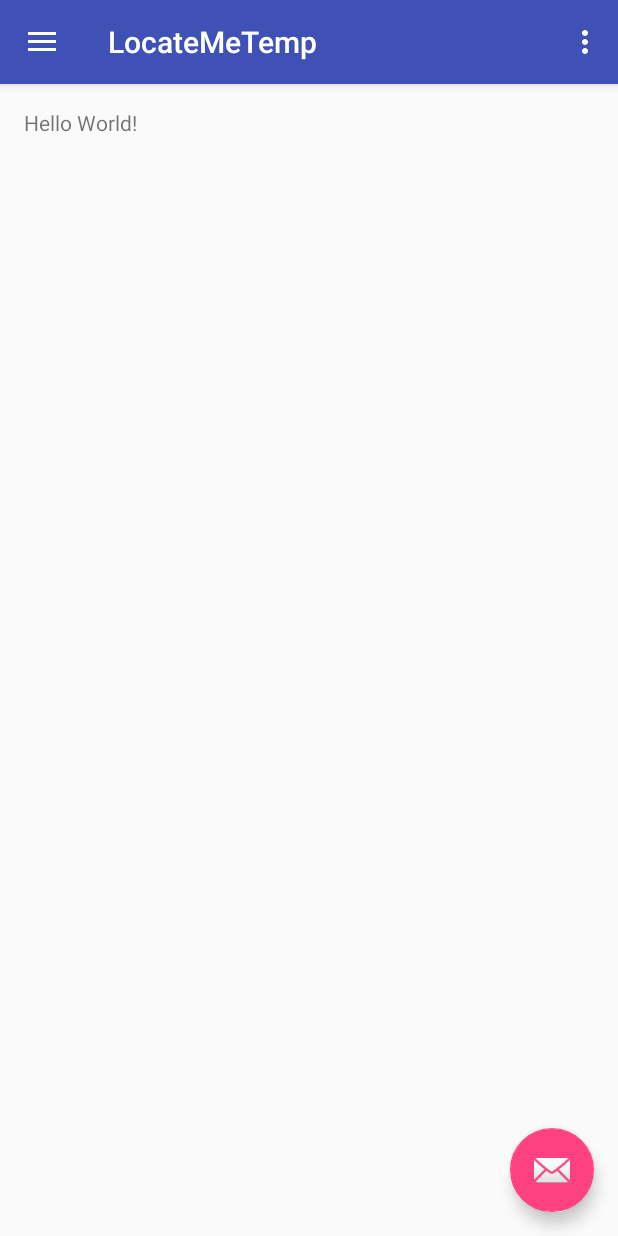
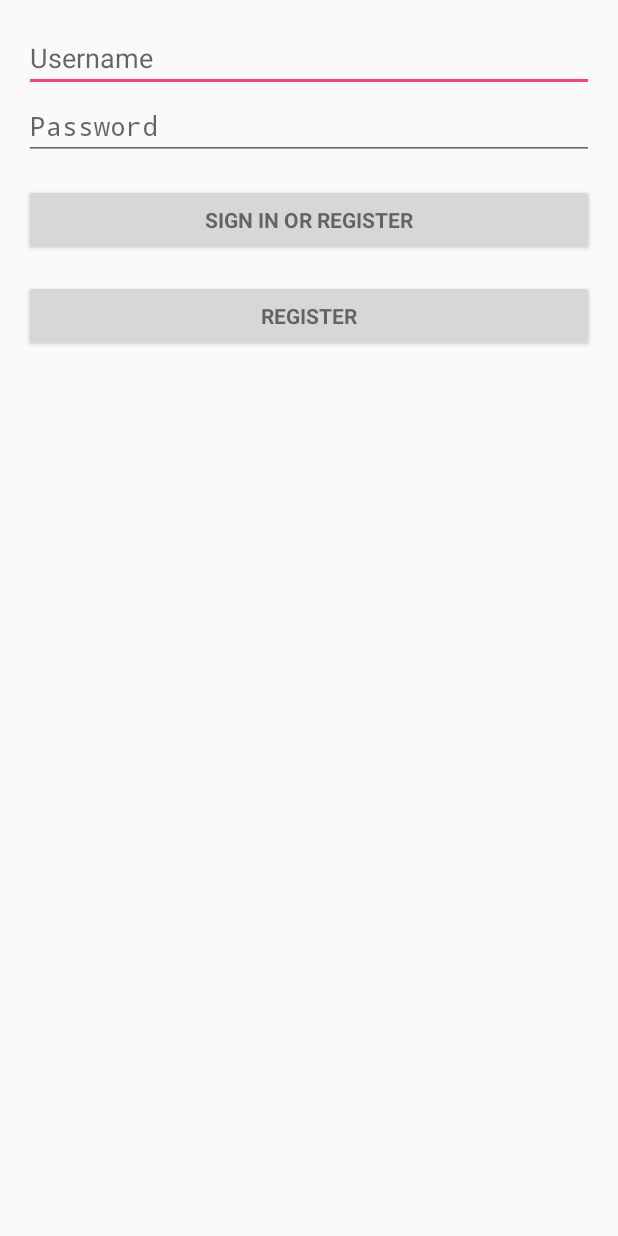
Before and after one commit to NikashS/LocateMeTemp, an Android app: the screen it shows after launch (MainActivity before the commit, LoginActivity after it), on a phone screen of 412 x 824 dp. Run offline under Robolectric (Android 15) with nearby library versions, the phone set to English and light mode, and no system bars; libraries missing offline, so code that uses them is left out: com.parse; 5 statements that could not run were skipped.

```diff
--- /dev/null
+++ b/app/src/main/java/silentassassins/locatemetemp/LoginActivity.java
@@ -0,0 +1,239 @@
+package silentassassins.locatemetemp;
+
+import android.animation.Animator;
+import android.animation.AnimatorListenerAdapter;
+import android.annotation.TargetApi;
+import android.app.Activity;
+import android.app.LoaderManager.LoaderCallbacks;
+import android.content.CursorLoader;
+import android.content.Intent;
+import android.content.Loader;
+import android.database.Cursor;
+import android.net.Uri;
+import android.os.Build;
+import android.os.Bundle;
+import android.provider.ContactsContract;
+import android.view.View;
+import android.view.View.OnClickListener;
+import android.widget.ArrayAdapter;
+import android.widget.AutoCompleteTextView;
+import android.widget.Button;
+import android.widget.EditText;
+import android.widget.Toast;
+
+import com.parse.LogInCallback;
+import com.parse.Parse;
+import com.parse.ParseException;
+import com.parse.ParseUser;
+import com.parse.SignUpCallback;
+
+import java.util.ArrayList;
+import java.util.List;
+
+/**
+ * A login screen that offers login via email/password.
+ */
+public class LoginActivity extends Activity implements LoaderCallbacks<Cursor> {
+
+    /**
+     * A dummy authentication store containing known user names and passwords.
+     * TODO: remove after connecting to a real authentication system.
+     */
+
+    /**
+     * Keep track of the login task to ensure we can cancel it if requested.
+     */
+    // UI references.
+    private AutoCompleteTextView mEmailView;
+    private EditText mPasswordView;
+    private View mProgressView;
+    private View mLoginFormView;
+
+    @Override
+    protected void onCreate(Bundle savedInstanceState) {
+        super.onCreate(savedInstanceState);
+        //If logged in goto Home with list of Classes
+        Parse.enableLocalDatastore(this);
+        Parse.initialize(this);
+        if(ParseUser.getCurrentUser()!=null) {
+            Intent d= new Intent(LoginActivity.this,MainActivity.class);
+            startActivity(d);
+        }
+        setContentView(R.layout.activity_login);
+
+        // Set up the login form.
+        mEmailView = (AutoCompleteTextView) findViewById(R.id.email);
+        populateAutoComplete();
+
+        mPasswordView = (EditText) findViewById(R.id.password);
+
+        Button mEmailSignInButton = (Button) findViewById(R.id.email_sign_in_button);
+        mEmailSignInButton.setOnClickListener(new OnClickListener() {
+            @Override
+            public void onClick(View view) {
+
+                ParseUser.logInInBackground(mEmailView.getText().toString(), mPasswordView.getText().toString(), new LogInCallback() {
+                    public void done(ParseUser user, ParseException e) {
+                        if (user != null) {
+
+                        }
+                    }
+                });
+                if(ParseUser.getCurrentUser()!=null){
+                    Intent d= new Intent(LoginActivity.this,MainActivity.class);
+                    startActivity(d);
+                }
+                else {
+                    Toast.makeText(getApplicationContext(), "Invalid", Toast.LENGTH_SHORT).show();
+                }
+
+            }
+        });
+        Button mRegister = (Button) findViewById(R.id.register);
+        mRegister.setOnClickListener(new OnClickListener() {
+            @Override
+            public void onClick(View v) {
+                if(mEmailView.getText().length()>0&&mPasswordView.getText().length()>0) {
+                    ParseUser user = new ParseUser();
+                    user.setUsername(mEmailView.getText().toString());
+                    user.setPassword(mPasswordView.getText().toString());
+                    user.put("Location","");
+                    user.put("track","");
+                    user.put("Friends","");
+                    user.signUpInBackground(new SignUpCallback() {
+                        public void done(ParseException e) {
+                            if (e == null) {
+
+                            } else {
+                                // Sign up didn't succeed. Look at the ParseException
+                                // to figure out what went wrong
+                            }
+                        }
+                    });
+
+                    Intent d = new Intent(LoginActivity.this, MainActivity.class);
+                    startActivity(d);
+                }
+            }
+        });
+
+    }
+
+    private void populateAutoComplete() {
+        getLoaderManager().initLoader(0, null, this);
+    }
+
+
+    /**
+     * Attempts to sign in or register the account specified by the login form.
+     * If there are form errors (invalid email, missing fields, etc.), the
+     * errors are presented and no actual login attempt is made.
+     */
+
+
+    private boolean isEmailValid(String email) {
+        //TODO: Replace this with your own logic
+        return email.contains("@");
+    }
+
+    private boolean isPasswordValid(String password) {
+        //TODO: Replace this with your own logic
+        return password.length() > 4;
+    }
+
+    /**
+     * Shows the progress UI and hides the login form.
+     */
+    @TargetApi(Build.VERSION_CODES.HONEYCOMB_MR2)
+    public void showProgress(final boolean show) {
+        // On Honeycomb MR2 we have the ViewPropertyAnimator APIs, which allow
+        // for very easy animations. If available, use these APIs to fade-in
+        // the progress spinner.
+        if (Build.VERSION.SDK_INT >= Build.VERSION_CODES.HONEYCOMB_MR2) {
+            int shortAnimTime = getResources().getInteger(android.R.integer.config_shortAnimTime);
+
+            mLoginFormView.setVisibility(show ? View.GONE : View.VISIBLE);
+            mLoginFormView.animate().setDuration(shortAnimTime).alpha(
+                    show ? 0 : 1).setListener(new AnimatorListenerAdapter() {
+                @Override
+                public void onAnimationEnd(Animator animation) {
+                    mLoginFormView.setVisibility(show ? View.GONE : View.VISIBLE);
+                }
+            });
+
+            mProgressView.setVisibility(show ? View.VISIBLE : View.GONE);
+            mProgressView.animate().setDuration(shortAnimTime).alpha(
+                    show ? 1 : 0).setListener(new AnimatorListenerAdapter() {
+                @Override
+                public void onAnimationEnd(Animator animation) {
+                    mProgressView.setVisibility(show ? View.VISIBLE : View.GONE);
+                }
+            });
+        } else {
+            // The ViewPropertyAnimator APIs are not available, so simply show
+            // and hide the relevant UI components.
+            mProgressView.setVisibility(show ? View.VISIBLE : View.GONE);
+            mLoginFormView.setVisibility(show ? View.GONE : View.VISIBLE);
+        }
+    }
+
+    @Override
+    public Loader<Cursor> onCreateLoader(int i, Bundle bundle) {
+        return new CursorLoader(this,
+                // Retrieve data rows for the device user's 'profile' contact.
+                Uri.withAppendedPath(ContactsContract.Profile.CONTENT_URI,
+                        ContactsContract.Contacts.Data.CONTENT_DIRECTORY), ProfileQuery.PROJECTION,
+
+                // Select only email addresses.
+                ContactsContract.Contacts.Data.MIMETYPE +
+                        " = ?", new String[]{ContactsContract.CommonDataKinds.Email
+                .CONTENT_ITEM_TYPE},
+
+                // Show primary email addresses first. Note that there won't be
+                // a primary email address if the user hasn't specified one.
+                ContactsContract.Contacts.Data.IS_PRIMARY + " DESC");
+    }
+
+    @Override
+    public void onLoadFinished(Loader<Cursor> cursorLoader, Cursor cursor) {
+        List<String> emails = new ArrayList<String>();
+        cursor.moveToFirst();
+        while (!cursor.isAfterLast()) {
+            emails.add(cursor.getString(ProfileQuery.ADDRESS));
+            cursor.moveToNext();
+        }
+
+        addEmailsToAutoComplete(emails);
+    }
+
+    @Override
+    public void onLoaderReset(Loader<Cursor> cursorLoader) {
+
+    }
+
+    private interface ProfileQuery {
+        String[] PROJECTION = {
+                ContactsContract.CommonDataKinds.Email.ADDRESS,
+                ContactsContract.CommonDataKinds.Email.IS_PRIMARY,
+        };
+
+        int ADDRESS = 0;
+        int IS_PRIMARY = 1;
+    }
+
+
+    private void addEmailsToAutoComplete(List<String> emailAddressCollection) {
+        //Create adapter to tell the AutoCompleteTextView what to show in its dropdown list.
+        ArrayAdapter<String> adapter =
+                new ArrayAdapter<String>(LoginActivity.this,
+                        android.R.layout.simple_dropdown_item_1line, emailAddressCollection);
+
+        mEmailView.setAdapter(adapter);
+    }
+
+    /**
+     * Represents an asynchronous login/registration task used to authenticate
+     * the user.
+     */
+
+}
--- /dev/null
+++ b/app/src/main/res/layout/activity_login.xml
@@ -0,0 +1,45 @@
+<LinearLayout xmlns:android="http://schemas.android.com/apk/res/android"
+    xmlns:tools="http://schemas.android.com/tools" android:layout_width="match_parent"
+    android:layout_height="match_parent" android:gravity="center_horizontal"
+    android:orientation="vertical" android:paddingBottom="@dimen/activity_vertical_margin"
+    android:paddingLeft="@dimen/activity_horizontal_margin"
+    android:paddingRight="@dimen/activity_horizontal_margin"
+    android:paddingTop="@dimen/activity_vertical_margin"
+    tools:context="com.testing.ravi.locateme.LoginActivity">
+
+    <!-- Login progress -->
+    <ProgressBar android:id="@+id/login_progress" style="?android:attr/progressBarStyleLarge"
+        android:layout_width="wrap_content" android:layout_height="wrap_content"
+        android:layout_marginBottom="8dp" android:visibility="gone" />
+
+    <ScrollView android:id="@+id/login_form" android:layout_width="match_parent"
+        android:layout_height="match_parent">
+
+        <LinearLayout android:id="@+id/email_login_form" android:layout_width="match_parent"
+            android:layout_height="wrap_content" android:orientation="vertical">
+
+            <AutoCompleteTextView android:id="@+id/email" android:layout_width="match_parent"
+                android:layout_height="wrap_content" android:hint="Username"
+                android:inputType="textEmailAddress" android:maxLines="1"
+                android:singleLine="true" />
+
+            <EditText android:id="@+id/password" android:layout_width="match_parent"
+                android:layout_height="wrap_content" android:hint="Password"
+                android:imeActionId="@+id/login"
+                android:imeActionLabel="@string/action_sign_in_short"
+                android:imeOptions="actionUnspecified" android:inputType="textPassword"
+                android:maxLines="1" android:singleLine="true" />
+
+            <Button android:id="@+id/email_sign_in_button" style="?android:textAppearanceSmall"
+                android:layout_width="match_parent" android:layout_height="wrap_content"
+                android:layout_marginTop="16dp" android:text="@string/action_sign_in"
+                android:textStyle="bold" />
+            <Button android:id="@+id/register" style="?android:textAppearanceSmall"
+                android:layout_width="match_parent" android:layout_height="wrap_content"
+                android:layout_marginTop="16dp" android:text="Register"
+                android:textStyle="bold" />
+
+        </LinearLayout>
+    </ScrollView>
+
+</LinearLayout>
--- /dev/null
+++ b/app/src/main/res/layout/activity_maps.xml
@@ -0,0 +1,5 @@
+<fragment xmlns:android="http://schemas.android.com/apk/res/android"
+    xmlns:tools="http://schemas.android.com/tools" android:layout_width="match_parent"
+    android:layout_height="match_parent" android:id="@+id/map"
+    tools:context="silentassassins.locatemetemp.MapsActivity"
+    android:name="com.google.android.gms.maps.SupportMapFragment" />
--- a/app/src/main/res/values/strings.xml
+++ b/app/src/main/res/values/strings.xml
@@ -8,5 +8,7 @@
     <string name="title_activity_how_to">HowToActivity</string>
 
     <!-- TODO: Remove or change this placeholder text -->
+    <string name="title_activity_maps">Map</string>
+
     <string name="hello_blank_fragment">Hello blank fragment</string>
 </resources>
--- a/build.gradle
+++ b/build.gradle
@@ -5,7 +5,7 @@ buildscript {
         jcenter()
     }
     dependencies {
-        classpath 'com.android.tools.build:gradle:1.5.0'
+        classpath 'com.android.tools.build:gradle:1.3.0'
 
         // NOTE: Do not place your application dependencies here; they belong
         // in the individual module build.gradle files
```
Also changed, not shown: app/build.gradle (+6 -4 lines), app/src/debug/res/values/google_maps_api.xml (added, +18 -0 lines), app/src/main/AndroidManifest.xml (+38 -6 lines), app/src/main/java/silentassassins/locatemetemp/FriendsFragment.java (+31 -18 lines), app/src/main/java/silentassassins/locatemetemp/LocationProvider.java (added, +125 -0 lines), app/src/main/java/silentassassins/locatemetemp/MapsActivity.java (added, +130 -0 lines), app/src/main/res/values-v21/strings_activity_login.xml (added, +14 -0 lines), 1 other file.
